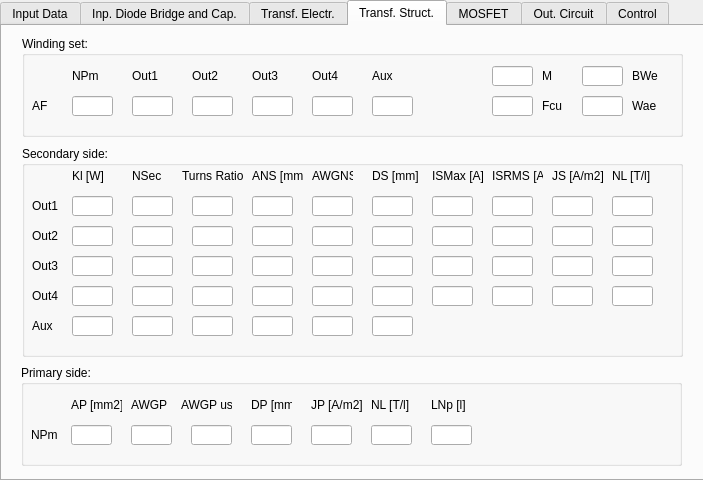
First picture: the form in FLySMPS/FLySMPS.ui, repository aemeltsev/FLySMPS, before the edit.
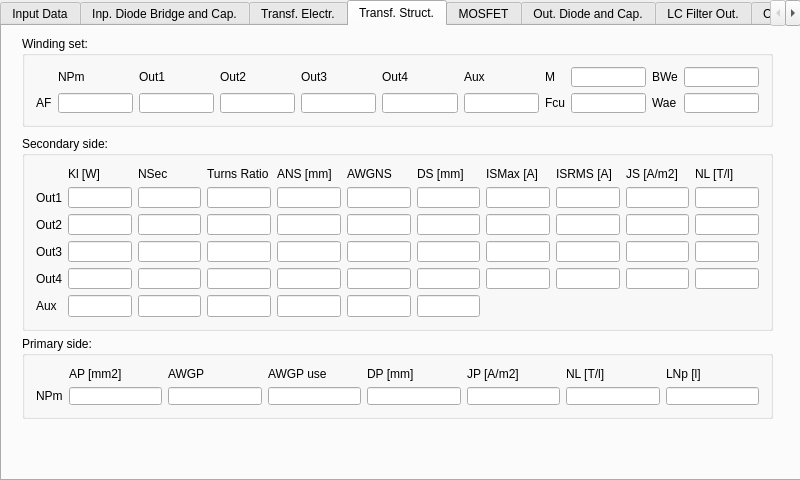
Second picture: the form after the edit. The open tabs and pages were chosen to show the change.

The edit to the form file:
```diff
--- a/FLySMPS/FLySMPS.ui
+++ b/FLySMPS/FLySMPS.ui
@@ -6,7 +6,7 @@
    <rect>
     <x>0</x>
     <y>0</y>
-    <width>703</width>
+    <width>800</width>
     <height>480</height>
    </rect>
   </property>
@@ -18,13 +18,13 @@
   </property>
   <property name="minimumSize">
    <size>
-    <width>703</width>
+    <width>800</width>
     <height>480</height>
    </size>
   </property>
   <property name="maximumSize">
    <size>
-    <width>703</width>
+    <width>800</width>
     <height>480</height>
    </size>
   </property>
@@ -49,7 +49,7 @@
      <rect>
       <x>0</x>
       <y>0</y>
-      <width>711</width>
+      <width>801</width>
       <height>481</height>
      </rect>
     </property>
@@ -1877,1112 +1877,473 @@
       <property name="geometry">
        <rect>
         <x>20</x>
-        <y>120</y>
-        <width>661</width>
-        <height>211</height>
+        <y>110</y>
+        <width>751</width>
+        <height>195</height>
        </rect>
       </property>
       <property name="title">
        <string>Secondary side:</string>
       </property>
-      <widget class="QLineEdit" name="lineEdit_77">
-       <property name="geometry">
-        <rect>
-         <x>110</x>
-         <y>50</y>
-         <width>41</width>
-         <height>20</height>
-        </rect>
-       </property>
-      </widget>
-      <widget class="QLineEdit" name="lineEdit_78">
-       <property name="geometry">
-        <rect>
-         <x>50</x>
-         <y>50</y>
-         <width>41</width>
-         <height>20</height>
-        </rect>
-       </property>
-      </widget>
-      <widget class="QLineEdit" name="lineEdit_79">
-       <property name="geometry">
-        <rect>
-         <x>50</x>
-         <y>80</y>
-         <width>41</width>
-         <height>20</height>
-        </rect>
-       </property>
-      </widget>
-      <widget class="QLineEdit" name="lineEdit_80">
-       <property name="geometry">
-        <rect>
-         <x>50</x>
-         <y>110</y>
-         <width>41</width>
-         <height>20</height>
-        </rect>
-       </property>
-      </widget>
-      <widget class="QLineEdit" name="lineEdit_81">
-       <property name="geometry">
-        <rect>
-         <x>50</x>
-         <y>140</y>
-         <width>41</width>
-         <height>20</height>
-        </rect>
-       </property>
-      </widget>
-      <widget class="QLineEdit" name="lineEdit_82">
-       <property name="geometry">
-        <rect>
-         <x>50</x>
-         <y>170</y>
-         <width>41</width>
-         <height>20</height>
-        </rect>
-       </property>
-      </widget>
-      <widget class="QLabel" name="label_79">
-       <property name="geometry">
-        <rect>
-         <x>50</x>
-         <y>20</y>
-         <width>31</width>
-         <height>20</height>
-        </rect>
-       </property>
-       <property name="text">
-        <string>Kl [W]</string>
-       </property>
-      </widget>
-      <widget class="QLabel" name="label_80">
-       <property name="geometry">
-        <rect>
-         <x>110</x>
-         <y>20</y>
-         <width>31</width>
-         <height>20</height>
-        </rect>
-       </property>
-       <property name="text">
-        <string>NSec</string>
-       </property>
-      </widget>
-      <widget class="QLineEdit" name="lineEdit_83">
-       <property name="geometry">
-        <rect>
-         <x>170</x>
-         <y>50</y>
-         <width>41</width>
-         <height>20</height>
-        </rect>
-       </property>
-      </widget>
-      <widget class="QLineEdit" name="lineEdit_84">
-       <property name="geometry">
-        <rect>
-         <x>110</x>
-         <y>80</y>
-         <width>41</width>
-         <height>20</height>
-        </rect>
-       </property>
-      </widget>
-      <widget class="QLineEdit" name="lineEdit_85">
-       <property name="geometry">
-        <rect>
-         <x>110</x>
-         <y>110</y>
-         <width>41</width>
-         <height>20</height>
-        </rect>
-       </property>
-      </widget>
-      <widget class="QLineEdit" name="lineEdit_86">
-       <property name="geometry">
-        <rect>
-         <x>110</x>
-         <y>140</y>
-         <width>41</width>
-         <height>20</height>
-        </rect>
-       </property>
-      </widget>
-      <widget class="QLineEdit" name="lineEdit_87">
-       <property name="geometry">
-        <rect>
-         <x>110</x>
-         <y>170</y>
-         <width>41</width>
-         <height>20</height>
-        </rect>
-       </property>
-      </widget>
-      <widget class="QLineEdit" name="lineEdit_88">
-       <property name="geometry">
-        <rect>
-         <x>170</x>
-         <y>80</y>
-         <width>41</width>
-         <height>20</height>
-        </rect>
-       </property>
-      </widget>
-      <widget class="QLineEdit" name="lineEdit_89">
-       <property name="geometry">
-        <rect>
-         <x>170</x>
-         <y>110</y>
-         <width>41</width>
-         <height>20</height>
-        </rect>
-       </property>
-      </widget>
-      <widget class="QLineEdit" name="lineEdit_90">
-       <property name="geometry">
-        <rect>
-         <x>170</x>
-         <y>140</y>
-         <width>41</width>
-         <height>20</height>
-        </rect>
-       </property>
-      </widget>
-      <widget class="QLineEdit" name="lineEdit_91">
-       <property name="geometry">
-        <rect>
-         <x>170</x>
-         <y>170</y>
-         <width>41</width>
-         <height>20</height>
-        </rect>
-       </property>
-      </widget>
-      <widget class="QLabel" name="label_81">
-       <property name="geometry">
-        <rect>
-         <x>10</x>
-         <y>50</y>
-         <width>31</width>
-         <height>20</height>
-        </rect>
-       </property>
-       <property name="text">
-        <string>Out1</string>
-       </property>
-      </widget>
-      <widget class="QLineEdit" name="lineEdit_76">
-       <property name="geometry">
-        <rect>
-         <x>230</x>
-         <y>50</y>
-         <width>41</width>
-         <height>20</height>
-        </rect>
-       </property>
-      </widget>
-      <widget class="QLabel" name="label_76">
-       <property name="geometry">
-        <rect>
-         <x>160</x>
-         <y>20</y>
-         <width>61</width>
-         <height>20</height>
-        </rect>
-       </property>
-       <property name="text">
-        <string>Turns Ratio</string>
-       </property>
-      </widget>
-      <widget class="QLineEdit" name="lineEdit_92">
-       <property name="geometry">
-        <rect>
-         <x>230</x>
-         <y>80</y>
-         <width>41</width>
-         <height>20</height>
-        </rect>
-       </property>
-      </widget>
-      <widget class="QLineEdit" name="lineEdit_93">
-       <property name="geometry">
-        <rect>
-         <x>290</x>
-         <y>50</y>
-         <width>41</width>
-         <height>20</height>
-        </rect>
-       </property>
-      </widget>
-      <widget class="QLineEdit" name="lineEdit_94">
-       <property name="geometry">
-        <rect>
-         <x>350</x>
-         <y>50</y>
-         <width>41</width>
-         <height>20</height>
-        </rect>
-       </property>
-      </widget>
-      <widget class="QLineEdit" name="lineEdit_95">
-       <property name="geometry">
-        <rect>
-         <x>410</x>
-         <y>50</y>
-         <width>41</width>
-         <height>20</height>
-        </rect>
-       </property>
-      </widget>
-      <widget class="QLineEdit" name="lineEdit_96">
-       <property name="geometry">
-        <rect>
-         <x>290</x>
-         <y>80</y>
-         <width>41</width>
-         <height>20</height>
-        </rect>
-       </property>
-      </widget>
-      <widget class="QLineEdit" name="lineEdit_97">
-       <property name="geometry">
-        <rect>
-         <x>350</x>
-         <y>80</y>
-         <width>41</width>
-         <height>20</height>
-        </rect>
-       </property>
-      </widget>
-      <widget class="QLineEdit" name="lineEdit_98">
-       <property name="geometry">
-        <rect>
-         <x>410</x>
-         <y>80</y>
-         <width>41</width>
-         <height>20</height>
-        </rect>
-       </property>
-      </widget>
-      <widget class="QLineEdit" name="lineEdit_99">
-       <property name="geometry">
-        <rect>
-         <x>230</x>
-         <y>110</y>
-         <width>41</width>
-         <height>20</height>
-        </rect>
-       </property>
-      </widget>
-      <widget class="QLineEdit" name="lineEdit_100">
-       <property name="geometry">
-        <rect>
-         <x>290</x>
-         <y>110</y>
-         <width>41</width>
-         <height>20</height>
-        </rect>
-       </property>
-      </widget>
-      <widget class="QLineEdit" name="lineEdit_101">
-       <property name="geometry">
-        <rect>
-         <x>350</x>
-         <y>110</y>
-         <width>41</width>
-         <height>20</height>
-        </rect>
-       </property>
-      </widget>
-      <widget class="QLineEdit" name="lineEdit_102">
-       <property name="geometry">
-        <rect>
-         <x>410</x>
-         <y>110</y>
-         <width>41</width>
-         <height>20</height>
-        </rect>
-       </property>
-      </widget>
-      <widget class="QLineEdit" name="lineEdit_103">
-       <property name="geometry">
-        <rect>
-         <x>230</x>
-         <y>140</y>
-         <width>41</width>
-         <height>20</height>
-        </rect>
-       </property>
-      </widget>
-      <widget class="QLineEdit" name="lineEdit_104">
-       <property name="geometry">
-        <rect>
-         <x>290</x>
-         <y>140</y>
-         <width>41</width>
-         <height>20</height>
-        </rect>
-       </property>
-      </widget>
-      <widget class="QLineEdit" name="lineEdit_105">
-       <property name="geometry">
-        <rect>
-         <x>350</x>
-         <y>140</y>
-         <width>41</width>
-         <height>20</height>
-        </rect>
-       </property>
-      </widget>
-      <widget class="QLineEdit" name="lineEdit_106">
-       <property name="geometry">
-        <rect>
-         <x>410</x>
-         <y>140</y>
-         <width>41</width>
-         <height>20</height>
-        </rect>
-       </property>
-      </widget>
-      <widget class="QLabel" name="label_86">
-       <property name="geometry">
-        <rect>
-         <x>230</x>
-         <y>20</y>
-         <width>51</width>
-         <height>20</height>
-        </rect>
-       </property>
-       <property name="text">
-        <string>ANS [mm]</string>
-       </property>
-      </widget>
-      <widget class="QLabel" name="label_87">
-       <property name="geometry">
-        <rect>
-         <x>290</x>
-         <y>20</y>
-         <width>41</width>
-         <height>20</height>
-        </rect>
-       </property>
-       <property name="text">
-        <string>AWGNS</string>
-       </property>
-      </widget>
-      <widget class="QLabel" name="label_88">
-       <property name="geometry">
-        <rect>
-         <x>350</x>
-         <y>20</y>
-         <width>51</width>
-         <height>20</height>
-        </rect>
-       </property>
-       <property name="text">
-        <string>DS [mm]</string>
-       </property>
-      </widget>
-      <widget class="QLabel" name="label_82">
-       <property name="geometry">
-        <rect>
-         <x>10</x>
-         <y>80</y>
-         <width>31</width>
-         <height>20</height>
-        </rect>
-       </property>
-       <property name="text">
-        <string>Out2</string>
-       </property>
-      </widget>
-      <widget class="QLabel" name="label_83">
-       <property name="geometry">
-        <rect>
-         <x>10</x>
-         <y>110</y>
-         <width>31</width>
-         <height>20</height>
-        </rect>
-       </property>
-       <property name="text">
-        <string>Out3</string>
-       </property>
-      </widget>
-      <widget class="QLabel" name="label_84">
-       <property name="geometry">
-        <rect>
-         <x>10</x>
-         <y>140</y>
-         <width>31</width>
-         <height>20</height>
-        </rect>
-       </property>
-       <property name="text">
-        <string>Out4</string>
-       </property>
-      </widget>
-      <widget class="QLabel" name="label_85">
-       <property name="geometry">
-        <rect>
-         <x>10</x>
-         <y>170</y>
-         <width>31</width>
-         <height>20</height>
-        </rect>
-       </property>
-       <property name="text">
-        <string>Aux</string>
-       </property>
-      </widget>
-      <widget class="QLineEdit" name="lineEdit_107">
-       <property name="geometry">
-        <rect>
-         <x>230</x>
-         <y>170</y>
-         <width>41</width>
-         <height>20</height>
-        </rect>
-       </property>
-      </widget>
-      <widget class="QLineEdit" name="lineEdit_108">
-       <property name="geometry">
-        <rect>
-         <x>470</x>
-         <y>50</y>
-         <width>41</width>
-         <height>20</height>
-        </rect>
-       </property>
-      </widget>
-      <widget class="QLineEdit" name="lineEdit_109">
-       <property name="geometry">
-        <rect>
-         <x>530</x>
-         <y>50</y>
-         <width>41</width>
-         <height>20</height>
-        </rect>
-       </property>
-      </widget>
-      <widget class="QLineEdit" name="lineEdit_110">
-       <property name="geometry">
-        <rect>
-         <x>470</x>
-         <y>80</y>
-         <width>41</width>
-         <height>20</height>
-        </rect>
-       </property>
-      </widget>
-      <widget class="QLineEdit" name="lineEdit_111">
-       <property name="geometry">
-        <rect>
-         <x>470</x>
-         <y>110</y>
-         <width>41</width>
-         <height>20</height>
-        </rect>
-       </property>
-      </widget>
-      <widget class="QLineEdit" name="lineEdit_112">
-       <property name="geometry">
-        <rect>
-         <x>530</x>
-         <y>80</y>
-         <width>41</width>
-         <height>20</height>
-        </rect>
-       </property>
-      </widget>
-      <widget class="QLineEdit" name="lineEdit_113">
-       <property name="geometry">
-        <rect>
-         <x>530</x>
-         <y>110</y>
-         <width>41</width>
-         <height>20</height>
-        </rect>
-       </property>
-      </widget>
-      <widget class="QLineEdit" name="lineEdit_114">
-       <property name="geometry">
-        <rect>
-         <x>470</x>
-         <y>140</y>
-         <width>41</width>
-         <height>20</height>
-        </rect>
-       </property>
-      </widget>
-      <widget class="QLineEdit" name="lineEdit_115">
-       <property name="geometry">
-        <rect>
-         <x>530</x>
-         <y>140</y>
-         <width>41</width>
-         <height>20</height>
-        </rect>
-       </property>
-      </widget>
-      <widget class="QLabel" name="label_89">
-       <property name="geometry">
-        <rect>
-         <x>410</x>
-         <y>20</y>
-         <width>51</width>
-         <height>20</height>
-        </rect>
-       </property>
-       <property name="text">
-        <string>ISMax [A]</string>
-       </property>
-      </widget>
-      <widget class="QLabel" name="label_90">
-       <property name="geometry">
-        <rect>
-         <x>470</x>
-         <y>20</y>
-         <width>51</width>
-         <height>20</height>
-        </rect>
-       </property>
-       <property name="text">
-        <string>ISRMS [A]</string>
-       </property>
-      </widget>
-      <widget class="QLabel" name="label_91">
-       <property name="geometry">
-        <rect>
-         <x>530</x>
-         <y>20</y>
-         <width>51</width>
-         <height>20</height>
-        </rect>
-       </property>
-       <property name="text">
-        <string>JS [A/m2]</string>
-       </property>
-      </widget>
-      <widget class="QLineEdit" name="lineEdit_116">
-       <property name="geometry">
-        <rect>
-         <x>590</x>
-         <y>50</y>
-         <width>41</width>
-         <height>20</height>
-        </rect>
-       </property>
-      </widget>
-      <widget class="QLineEdit" name="lineEdit_117">
-       <property name="geometry">
-        <rect>
-         <x>590</x>
-         <y>80</y>
-         <width>41</width>
-         <height>20</height>
-        </rect>
-       </property>
-      </widget>
-      <widget class="QLineEdit" name="lineEdit_118">
-       <property name="geometry">
-        <rect>
-         <x>590</x>
-         <y>110</y>
-         <width>41</width>
-         <height>20</height>
-        </rect>
-       </property>
-      </widget>
-      <widget class="QLineEdit" name="lineEdit_119">
-       <property name="geometry">
-        <rect>
-         <x>590</x>
-         <y>140</y>
-         <width>41</width>
-         <height>20</height>
-        </rect>
-       </property>
-      </widget>
-      <widget class="QLabel" name="label_92">
-       <property name="geometry">
-        <rect>
-         <x>590</x>
-         <y>20</y>
-         <width>41</width>
-         <height>20</height>
-        </rect>
-       </property>
-       <property name="text">
-        <string>NL [T/l]</string>
-       </property>
-      </widget>
-      <widget class="QLineEdit" name="lineEdit_123">
-       <property name="geometry">
-        <rect>
-         <x>290</x>
-         <y>170</y>
-         <width>41</width>
-         <height>20</height>
-        </rect>
-       </property>
-      </widget>
-      <widget class="QLineEdit" name="lineEdit_124">
-       <property name="geometry">
-        <rect>
-         <x>350</x>
-         <y>170</y>
-         <width>41</width>
-         <height>20</height>
-        </rect>
-       </property>
-      </widget>
+      <layout class="QGridLayout" name="gridLayout_4">
+       <item row="0" column="1">
+        <widget class="QLabel" name="label_79">
+         <property name="text">
+          <string>Kl [W]</string>
+         </property>
+        </widget>
+       </item>
+       <item row="0" column="2">
+        <widget class="QLabel" name="label_80">
+         <property name="text">
+          <string>NSec</string>
+         </property>
+        </widget>
+       </item>
+       <item row="0" column="3">
+        <widget class="QLabel" name="label_76">
+         <property name="text">
+          <string>Turns Ratio</string>
+         </property>
+        </widget>
+       </item>
+       <item row="0" column="4">
+        <widget class="QLabel" name="label_86">
+         <property name="text">
+          <string>ANS [mm]</string>
+         </property>
+        </widget>
+       </item>
+       <item row="0" column="5">
+        <widget class="QLabel" name="label_87">
+         <property name="text">
+          <string>AWGNS</string>
+         </property>
+        </widget>
+       </item>
+       <item row="0" column="6">
+        <widget class="QLabel" name="label_88">
+         <property name="text">
+          <string>DS [mm]</string>
+         </property>
+        </widget>
+       </item>
+       <item row="0" column="7">
+        <widget class="QLabel" name="label_89">
+         <property name="text">
+          <string>ISMax [A]</string>
+         </property>
+        </widget>
+       </item>
+       <item row="0" column="8">
+        <widget class="QLabel" name="label_90">
+         <property name="text">
+          <string>ISRMS [A]</string>
+         </property>
+        </widget>
+       </item>
+       <item row="0" column="9">
+        <widget class="QLabel" name="label_91">
+         <property name="text">
+          <string>JS [A/m2]</string>
+         </property>
+        </widget>
+       </item>
+       <item row="0" column="10">
+        <widget class="QLabel" name="label_92">
+         <property name="text">
+          <string>NL [T/l]</string>
+         </property>
+        </widget>
+       </item>
+       <item row="1" column="0">
+        <widget class="QLabel" name="label_81">
+         <property name="text">
+          <string>Out1</string>
+         </property>
+        </widget>
+       </item>
+       <item row="1" column="1">
+        <widget class="QLineEdit" name="lineEdit_78"/>
+       </item>
+       <item row="1" column="2">
+        <widget class="QLineEdit" name="lineEdit_77"/>
+       </item>
+       <item row="1" column="3">
+        <widget class="QLineEdit" name="lineEdit_83"/>
+       </item>
+       <item row="1" column="4">
+        <widget class="QLineEdit" name="lineEdit_76"/>
+       </item>
+       <item row="1" column="5">
+        <widget class="QLineEdit" name="lineEdit_93"/>
+       </item>
+       <item row="1" column="6">
+        <widget class="QLineEdit" name="lineEdit_94"/>
+       </item>
+       <item row="1" column="7">
+        <widget class="QLineEdit" name="lineEdit_95"/>
+       </item>
+       <item row="1" column="8">
+        <widget class="QLineEdit" name="lineEdit_108"/>
+       </item>
+       <item row="1" column="9">
+        <widget class="QLineEdit" name="lineEdit_109"/>
+       </item>
+       <item row="1" column="10">
+        <widget class="QLineEdit" name="lineEdit_116"/>
+       </item>
+       <item row="2" column="0">
+        <widget class="QLabel" name="label_82">
+         <property name="text">
+          <string>Out2</string>
+         </property>
+        </widget>
+       </item>
+       <item row="2" column="1">
+        <widget class="QLineEdit" name="lineEdit_79"/>
+       </item>
+       <item row="2" column="2">
+        <widget class="QLineEdit" name="lineEdit_84"/>
+       </item>
+       <item row="2" column="3">
+        <widget class="QLineEdit" name="lineEdit_88"/>
+       </item>
+       <item row="2" column="4">
+        <widget class="QLineEdit" name="lineEdit_92"/>
+       </item>
+       <item row="2" column="5">
+        <widget class="QLineEdit" name="lineEdit_96"/>
+       </item>
+       <item row="2" column="6">
+        <widget class="QLineEdit" name="lineEdit_97"/>
+       </item>
+       <item row="2" column="7">
+        <widget class="QLineEdit" name="lineEdit_98"/>
+       </item>
+       <item row="2" column="8">
+        <widget class="QLineEdit" name="lineEdit_110"/>
+       </item>
+       <item row="2" column="9">
+        <widget class="QLineEdit" name="lineEdit_112"/>
+       </item>
+       <item row="2" column="10">
+        <widget class="QLineEdit" name="lineEdit_117"/>
+       </item>
+       <item row="3" column="0">
+        <widget class="QLabel" name="label_83">
+         <property name="text">
+          <string>Out3</string>
+         </property>
+        </widget>
+       </item>
+       <item row="3" column="1">
+        <widget class="QLineEdit" name="lineEdit_80"/>
+       </item>
+       <item row="3" column="2">
+        <widget class="QLineEdit" name="lineEdit_85"/>
+       </item>
+       <item row="3" column="3">
+        <widget class="QLineEdit" name="lineEdit_89"/>
+       </item>
+       <item row="3" column="4">
+        <widget class="QLineEdit" name="lineEdit_99"/>
+       </item>
+       <item row="3" column="5">
+        <widget class="QLineEdit" name="lineEdit_100"/>
+       </item>
+       <item row="3" column="6">
+        <widget class="QLineEdit" name="lineEdit_101"/>
+       </item>
+       <item row="3" column="7">
+        <widget class="QLineEdit" name="lineEdit_102"/>
+       </item>
+       <item row="3" column="8">
+        <widget class="QLineEdit" name="lineEdit_111"/>
+       </item>
+       <item row="3" column="9">
+        <widget class="QLineEdit" name="lineEdit_113"/>
+       </item>
+       <item row="3" column="10">
+        <widget class="QLineEdit" name="lineEdit_118"/>
+       </item>
+       <item row="4" column="0">
+        <widget class="QLabel" name="label_84">
+         <property name="text">
+          <string>Out4</string>
+         </property>
+        </widget>
+       </item>
+       <item row="4" column="1">
+        <widget class="QLineEdit" name="lineEdit_81"/>
+       </item>
+       <item row="4" column="2">
+        <widget class="QLineEdit" name="lineEdit_86"/>
+       </item>
+       <item row="4" column="3">
+        <widget class="QLineEdit" name="lineEdit_90"/>
+       </item>
+       <item row="4" column="4">
+        <widget class="QLineEdit" name="lineEdit_103"/>
+       </item>
+       <item row="4" column="5">
+        <widget class="QLineEdit" name="lineEdit_104"/>
+       </item>
+       <item row="4" column="6">
+        <widget class="QLineEdit" name="lineEdit_105"/>
+       </item>
+       <item row="4" column="7">
+        <widget class="QLineEdit" name="lineEdit_106"/>
+       </item>
+       <item row="4" column="8">
+        <widget class="QLineEdit" name="lineEdit_114"/>
+       </item>
+       <item row="4" column="9">
+        <widget class="QLineEdit" name="lineEdit_115"/>
+       </item>
+       <item row="4" column="10">
+        <widget class="QLineEdit" name="lineEdit_119"/>
+       </item>
+       <item row="5" column="0">
+        <widget class="QLabel" name="label_85">
+         <property name="text">
+          <string>Aux</string>
+         </property>
+        </widget>
+       </item>
+       <item row="5" column="1">
+        <widget class="QLineEdit" name="lineEdit_82"/>
+       </item>
+       <item row="5" column="2">
+        <widget class="QLineEdit" name="lineEdit_87"/>
+       </item>
+       <item row="5" column="3">
+        <widget class="QLineEdit" name="lineEdit_91"/>
+       </item>
+       <item row="5" column="4">
+        <widget class="QLineEdit" name="lineEdit_107"/>
+       </item>
+       <item row="5" column="5">
+        <widget class="QLineEdit" name="lineEdit_123"/>
+       </item>
+       <item row="5" column="6">
+        <widget class="QLineEdit" name="lineEdit_124"/>
+       </item>
+      </layout>
      </widget>
      <widget class="QGroupBox" name="groupBox_11">
       <property name="geometry">
        <rect>
-        <x>19</x>
-        <y>339</y>
-        <width>661</width>
-        <height>101</height>
+        <x>20</x>
+        <y>310</y>
+        <width>751</width>
+        <height>83</height>
        </rect>
       </property>
       <property name="title">
        <string>Primary side:</string>
       </property>
-      <widget class="QLabel" name="label_105">
-       <property name="geometry">
-        <rect>
-         <x>50</x>
-         <y>30</y>
-         <width>51</width>
-         <height>20</height>
-        </rect>
-       </property>
-       <property name="text">
-        <string>AP [mm2]</string>
-       </property>
-      </widget>
-      <widget class="QLineEdit" name="lineEdit_135">
-       <property name="geometry">
-        <rect>
-         <x>50</x>
-         <y>60</y>
-         <width>41</width>
-         <height>20</height>
-        </rect>
-       </property>
-      </widget>
-      <widget class="QLabel" name="label_106">
-       <property name="geometry">
-        <rect>
-         <x>10</x>
-         <y>60</y>
-         <width>31</width>
-         <height>20</height>
-        </rect>
-       </property>
-       <property name="text">
-        <string>NPm</string>
-       </property>
-      </widget>
-      <widget class="QLineEdit" name="lineEdit_136">
-       <property name="geometry">
-        <rect>
-         <x>110</x>
-         <y>60</y>
-         <width>41</width>
-         <height>20</height>
-        </rect>
-       </property>
-      </widget>
-      <widget class="QLineEdit" name="lineEdit_137">
-       <property name="geometry">
-        <rect>
-         <x>170</x>
-         <y>60</y>
-         <width>41</width>
-         <height>20</height>
-        </rect>
-       </property>
-      </widget>
-      <widget class="QLineEdit" name="lineEdit_138">
-       <property name="geometry">
-        <rect>
-         <x>230</x>
-         <y>60</y>
-         <width>41</width>
-         <height>20</height>
-        </rect>
-       </property>
-      </widget>
-      <widget class="QLineEdit" name="lineEdit_139">
-       <property name="geometry">
-        <rect>
-         <x>290</x>
-         <y>60</y>
-         <width>41</width>
-         <height>20</height>
-        </rect>
-       </property>
-      </widget>
-      <widget class="QLabel" name="label_107">
-       <property name="geometry">
-        <rect>
-         <x>110</x>
-         <y>30</y>
-         <width>41</width>
-         <height>20</height>
-        </rect>
-       </property>
-       <property name="text">
-        <string>AWGP</string>
-       </property>
-      </widget>
-      <widget class="QLabel" name="label_108">
-       <property name="geometry">
-        <rect>
-         <x>290</x>
-         <y>30</y>
-         <width>51</width>
-         <height>20</height>
-        </rect>
-       </property>
-       <property name="text">
-        <string>JP [A/m2]</string>
-       </property>
-      </widget>
-      <widget class="QLabel" name="label_109">
-       <property name="geometry">
-        <rect>
-         <x>350</x>
-         <y>30</y>
-         <width>41</width>
-         <height>20</height>
-        </rect>
-       </property>
-       <property name="text">
-        <string>NL [T/l]</string>
-       </property>
-      </widget>
-      <widget class="QLabel" name="label_110">
-       <property name="geometry">
-        <rect>
-         <x>410</x>
-         <y>30</y>
-         <width>41</width>
-         <height>20</height>
-        </rect>
-       </property>
-       <property name="text">
-        <string>LNp [l]</string>
-       </property>
-      </widget>
-      <widget class="QLineEdit" name="lineEdit_140">
-       <property name="geometry">
-        <rect>
-         <x>350</x>
-         <y>60</y>
-         <width>41</width>
-         <height>20</height>
-        </rect>
-       </property>
-      </widget>
-      <widget class="QLabel" name="label_111">
-       <property name="geometry">
-        <rect>
-         <x>230</x>
-         <y>30</y>
-         <width>41</width>
-         <height>20</height>
-        </rect>
-       </property>
-       <property name="text">
-        <string>DP [mm]</string>
-       </property>
-      </widget>
-      <widget class="QLineEdit" name="lineEdit_141">
-       <property name="geometry">
-        <rect>
-         <x>410</x>
-         <y>60</y>
-         <width>41</width>
-         <height>20</height>
-        </rect>
-       </property>
-      </widget>
-      <widget class="QLabel" name="label_112">
-       <property name="geometry">
-        <rect>
-         <x>160</x>
-         <y>30</y>
-         <width>51</width>
-         <height>20</height>
-        </rect>
-       </property>
-       <property name="text">
-        <string>AWGP use</string>
-       </property>
-      </widget>
+      <layout class="QGridLayout" name="gridLayout_5">
+       <item row="0" column="1">
+        <widget class="QLabel" name="label_105">
+         <property name="text">
+          <string>AP [mm2]</string>
+         </property>
+        </widget>
+       </item>
+       <item row="0" column="2">
+        <widget class="QLabel" name="label_107">
+         <property name="text">
+          <string>AWGP</string>
+         </property>
+        </widget>
+       </item>
+       <item row="0" column="3">
+        <widget class="QLabel" name="label_112">
+         <property name="text">
+          <string>AWGP use</string>
+         </property>
+        </widget>
+       </item>
+       <item row="0" column="4">
+        <widget class="QLabel" name="label_111">
+         <property name="text">
+          <string>DP [mm]</string>
+         </property>
+        </widget>
+       </item>
+       <item row="0" column="5">
+        <widget class="QLabel" name="label_108">
+         <property name="text">
+          <string>JP [A/m2]</string>
+         </property>
+        </widget>
+       </item>
+       <item row="0" column="6">
+        <widget class="QLabel" name="label_109">
+         <property name="text">
+          <string>NL [T/l]</string>
+         </property>
+        </widget>
+       </item>
+       <item row="0" column="7">
+        <widget class="QLabel" name="label_110">
+         <property name="text">
+          <string>LNp [l]</string>
+         </property>
+        </widget>
+       </item>
+       <item row="1" column="0">
+        <widget class="QLabel" name="label_106">
+         <property name="text">
+          <string>NPm</string>
+         </property>
+        </widget>
+       </item>
+       <item row="1" column="1">
+        <widget class="QLineEdit" name="lineEdit_135"/>
+       </item>
+       <item row="1" column="2">
+        <widget class="QLineEdit" name="lineEdit_136"/>
+       </item>
+       <item row="1" column="3">
+        <widget class="QLineEdit" name="lineEdit_137"/>
+       </item>
+       <item row="1" column="4">
+        <widget class="QLineEdit" name="lineEdit_138"/>
+       </item>
+       <item row="1" column="5">
+        <widget class="QLineEdit" name="lineEdit_139"/>
+       </item>
+       <item row="1" column="6">
+        <widget class="QLineEdit" name="lineEdit_140"/>
+       </item>
+       <item row="1" column="7">
+        <widget class="QLineEdit" name="lineEdit_141"/>
+       </item>
+      </layout>
      </widget>
      <widget class="QGroupBox" name="groupBox_12">
       <property name="geometry">
        <rect>
         <x>20</x>
         <y>10</y>
-        <width>661</width>
-        <height>101</height>
+        <width>751</width>
+        <height>91</height>
        </rect>
       </property>
       <property name="title">
        <string>Winding set:</string>
       </property>
-      <widget class="QLabel" name="label_94">
-       <property name="geometry">
-        <rect>
-         <x>50</x>
-         <y>30</y>
-         <width>31</width>
-         <height>20</height>
-        </rect>
-       </property>
-       <property name="text">
-        <string>NPm</string>
-       </property>
-      </widget>
-      <widget class="QLabel" name="label_95">
-       <property name="geometry">
-        <rect>
-         <x>110</x>
-         <y>30</y>
-         <width>31</width>
-         <height>20</height>
-        </rect>
-       </property>
-       <property name="text">
-        <string>Out1</string>
-       </property>
-      </widget>
-      <widget class="QLineEdit" name="lineEdit_125">
-       <property name="geometry">
-        <rect>
-         <x>50</x>
-         <y>60</y>
-         <width>41</width>
-         <height>20</height>
-        </rect>
-       </property>
-      </widget>
-      <widget class="QLineEdit" name="lineEdit_126">
-       <property name="geometry">
-        <rect>
-         <x>110</x>
-         <y>60</y>
-         <width>41</width>
-         <height>20</height>
-        </rect>
-       </property>
-      </widget>
-      <widget class="QLineEdit" name="lineEdit_127">
-       <property name="geometry">
-        <rect>
-         <x>170</x>
-         <y>60</y>
-         <width>41</width>
-         <height>20</height>
-        </rect>
-       </property>
-      </widget>
-      <widget class="QLabel" name="label_96">
-       <property name="geometry">
-        <rect>
-         <x>170</x>
-         <y>30</y>
-         <width>31</width>
-         <height>20</height>
-        </rect>
-       </property>
-       <property name="text">
-        <string>Out2</string>
-       </property>
-      </widget>
-      <widget class="QLineEdit" name="lineEdit_128">
-       <property name="geometry">
-        <rect>
-         <x>230</x>
-         <y>60</y>
-         <width>41</width>
-         <height>20</height>
-        </rect>
-       </property>
-      </widget>
-      <widget class="QLineEdit" name="lineEdit_129">
-       <property name="geometry">
-        <rect>
-         <x>290</x>
-         <y>60</y>
-         <width>41</width>
-         <height>20</height>
-        </rect>
-       </property>
-      </widget>
-      <widget class="QLineEdit" name="lineEdit_130">
-       <property name="geometry">
-        <rect>
-         <x>350</x>
-         <y>60</y>
-         <width>41</width>
-         <height>20</height>
-        </rect>
-       </property>
-      </widget>
-      <widget class="QLabel" name="label_97">
-       <property name="geometry">
-        <rect>
-         <x>10</x>
-         <y>60</y>
-         <width>31</width>
-         <height>20</height>
-        </rect>
-       </property>
-       <property name="text">
-        <string>AF</string>
-       </property>
-      </widget>
-      <widget class="QLabel" name="label_98">
-       <property name="geometry">
-        <rect>
-         <x>230</x>
-         <y>30</y>
-         <width>31</width>
-         <height>20</height>
-        </rect>
-       </property>
-       <property name="text">
-        <string>Out3</string>
-       </property>
-      </widget>
-      <widget class="QLabel" name="label_99">
-       <property name="geometry">
-        <rect>
-         <x>290</x>
-         <y>30</y>
-         <width>31</width>
-         <height>20</height>
-        </rect>
-       </property>
-       <property name="text">
-        <string>Out4</string>
-       </property>
-      </widget>
-      <widget class="QLabel" name="label_100">
-       <property name="geometry">
-        <rect>
-         <x>350</x>
-         <y>30</y>
-         <width>31</width>
-         <height>20</height>
-        </rect>
-       </property>
-       <property name="text">
-        <string>Aux</string>
-       </property>
-      </widget>
-      <widget class="QLabel" name="label_101">
-       <property name="geometry">
-        <rect>
-         <x>520</x>
-         <y>30</y>
-         <width>31</width>
-         <height>20</height>
-        </rect>
-       </property>
-       <property name="text">
-        <string>M</string>
-       </property>
-      </widget>
-      <widget class="QLineEdit" name="lineEdit_131">
-       <property name="geometry">
-        <rect>
-         <x>470</x>
-         <y>30</y>
-         <width>41</width>
-         <height>20</height>
-        </rect>
-       </property>
-      </widget>
-      <widget class="QLineEdit" name="lineEdit_132">
-       <property name="geometry">
-        <rect>
-         <x>470</x>
-         <y>60</y>
-         <width>41</width>
-         <height>20</height>
-        </rect>
-       </property>
-      </widget>
-      <widget class="QLabel" name="label_102">
-       <property name="geometry">
-        <rect>
-         <x>520</x>
-         <y>60</y>
-         <width>31</width>
-         <height>20</height>
-        </rect>
-       </property>
-       <property name="text">
-        <string>Fcu</string>
-       </property>
-      </widget>
-      <widget class="QLineEdit" name="lineEdit_133">
-       <property name="geometry">
-        <rect>
-         <x>560</x>
-         <y>30</y>
-         <width>41</width>
-         <height>20</height>
-        </rect>
-       </property>
-      </widget>
-      <widget class="QLineEdit" name="lineEdit_134">
-       <property name="geometry">
-        <rect>
-         <x>560</x>
-         <y>60</y>
-         <width>41</width>
-         <height>20</height>
-        </rect>
-       </property>
-      </widget>
-      <widget class="QLabel" name="label_103">
-       <property name="geometry">
-        <rect>
-         <x>610</x>
-         <y>30</y>
-         <width>31</width>
-         <height>20</height>
-        </rect>
-       </property>
-       <property name="text">
-        <string>BWe</string>
-       </property>
-      </widget>
-      <widget class="QLabel" name="label_104">
-       <property name="geometry">
-        <rect>
-         <x>610</x>
-         <y>60</y>
-         <width>31</width>
-         <height>20</height>
-        </rect>
-       </property>
-       <property name="text">
-        <string>Wae</string>
-       </property>
-      </widget>
+      <layout class="QGridLayout" name="gridLayout_3">
+       <item row="0" column="1">
+        <widget class="QLabel" name="label_94">
+         <property name="text">
+          <string>NPm</string>
+         </property>
+        </widget>
+       </item>
+       <item row="0" column="2">
+        <widget class="QLabel" name="label_95">
+         <property name="text">
+          <string>Out1</string>
+         </property>
+        </widget>
+       </item>
+       <item row="0" column="3">
+        <widget class="QLabel" name="label_96">
+         <property name="text">
+          <string>Out2</string>
+         </property>
+        </widget>
+       </item>
+       <item row="0" column="4">
+        <widget class="QLabel" name="label_98">
+         <property name="text">
+          <string>Out3</string>
+         </property>
+        </widget>
+       </item>
+       <item row="0" column="5">
+        <widget class="QLabel" name="label_99">
+         <property name="text">
+          <string>Out4</string>
+         </property>
+        </widget>
+       </item>
+       <item row="0" column="6">
+        <widget class="QLabel" name="label_100">
+         <property name="text">
+          <string>Aux</string>
+         </property>
+        </widget>
+       </item>
+       <item row="0" column="7">
+        <widget class="QLabel" name="label_101">
+         <property name="text">
+          <string>M</string>
+         </property>
+        </widget>
+       </item>
+       <item row="0" column="8">
+        <widget class="QLineEdit" name="lineEdit_131"/>
+       </item>
+       <item row="0" column="9">
+        <widget class="QLabel" name="label_103">
+         <property name="text">
+          <string>BWe</string>
+         </property>
+        </widget>
+       </item>
+       <item row="0" column="10">
+        <widget class="QLineEdit" name="lineEdit_133"/>
+       </item>
+       <item row="1" column="0">
+        <widget class="QLabel" name="label_97">
+         <property name="text">
+          <string>AF</string>
+         </property>
+        </widget>
+       </item>
+       <item row="1" column="1">
+        <widget class="QLineEdit" name="lineEdit_125"/>
+       </item>
+       <item row="1" column="2">
+        <widget class="QLineEdit" name="lineEdit_126"/>
+       </item>
+       <item row="1" column="3">
+        <widget class="QLineEdit" name="lineEdit_127"/>
+       </item>
+       <item row="1" column="4">
+        <widget class="QLineEdit" name="lineEdit_128"/>
+       </item>
+       <item row="1" column="5">
+        <widget class="QLineEdit" name="lineEdit_129"/>
+       </item>
+       <item row="1" column="6">
+        <widget class="QLineEdit" name="lineEdit_130"/>
+       </item>
+       <item row="1" column="7">
+        <widget class="QLabel" name="label_102">
+         <property name="text">
+          <string>Fcu</string>
+         </property>
+        </widget>
+       </item>
+       <item row="1" column="8">
+        <widget class="QLineEdit" name="lineEdit_132"/>
+       </item>
+       <item row="1" column="9">
+        <widget class="QLabel" name="label_104">
+         <property name="text">
+          <string>Wae</string>
+         </property>
+        </widget>
+       </item>
+       <item row="1" column="10">
+        <widget class="QLineEdit" name="lineEdit_134"/>
+       </item>
+      </layout>
      </widget>
     </widget>
     <widget class="QWidget" name="tab_3">
@@ -3560,7 +2921,7 @@
     </widget>
     <widget class="QWidget" name="tab_4">
      <attribute name="title">
-      <string>Out. Сircuit</string>
+      <string>Out. Diode and Cap.</string>
      </attribute>
      <widget class="QGroupBox" name="groupBox_3">
       <property name="geometry">
@@ -3962,7 +3323,12 @@
        </property>
       </widget>
      </widget>
-     <widget class="QGroupBox" name="groupBox_10">
+    </widget>
+    <widget class="QWidget" name="LCFiltOut">
+     <attribute name="title">
+      <string>LC Filter Out.</string>
+     </attribute>
+     <widget class="QGroupBox" name="groupBox_31">
       <property name="geometry">
        <rect>
         <x>20</x>
```
Left out of the diff: 3419 changed lines with no effect on the pictures.
